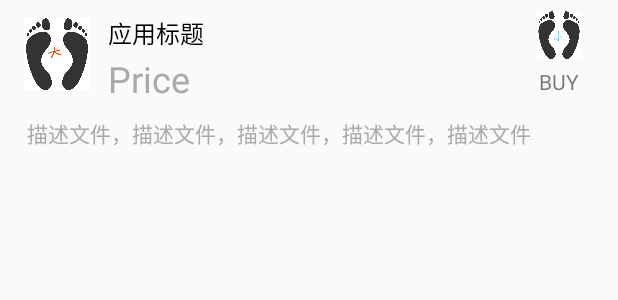
After one commit to ye0yeg/TheTWProjectDemo, an Android app: the layout item_shoes_info.xml on its own in the app's theme, with its tools: preview values and no code run, on a phone screen of 412 x 824 dp. The commit adds this screen. Shown: the top 300 px of the screen. Run offline under Robolectric (Android 15) with nearby library versions, the phone set to English and light mode, and no system bars.

Commit message:
添加数据。

```diff
--- a/app/src/main/java/gp/ye0yeg/thetwprojectdemo/activity/ShoesActivity.java
+++ b/app/src/main/java/gp/ye0yeg/thetwprojectdemo/activity/ShoesActivity.java
@@ -45,8 +45,8 @@ public class ShoesActivity extends AppCompatActivity {
         x.view().inject(this);
         mainTitle = UIUtils.getStringArr(R.array.main_titles);
         MainFragmentStatePagerAdapter adapter= new MainFragmentStatePagerAdapter(getSupportFragmentManager());
-//        vp_viewpager.setAdapter(adapter);
-        vp_viewpager.setAdapter(new HomeAdapter());
+        vp_viewpager.setAdapter(adapter);
+//        vp_viewpager.setAdapter(new HomeAdapter());
 //        psts_tabs.setViewPager(vp_viewpager);
     }
 
--- a/app/src/main/res/layout/activity_shoes.xml
+++ b/app/src/main/res/layout/activity_shoes.xml
@@ -14,6 +14,6 @@
             android:id="@+id/psts_shoes_pt"
             style="@style/pagertab_icon_style"
             android:layout_width="match_parent"
-            android:layout_height="wrap_content"></android.support.v4.view.PagerTabStrip>
+            android:layout_height="45dp"></android.support.v4.view.PagerTabStrip>
     </android.support.v4.view.ViewPager>
 </RelativeLayout>
--- /dev/null
+++ b/app/src/main/res/layout/item_shoes_info.xml
@@ -0,0 +1,108 @@
+<FrameLayout xmlns:android="http://schemas.android.com/apk/res/android"
+    android:layout_width="match_parent"
+    android:layout_height="match_parent"
+    android:paddingLeft="4dp"
+    android:paddingRight="4dp">
+
+    <LinearLayout
+        android:layout_width="match_parent"
+        android:layout_height="wrap_content"
+        android:orientation="vertical">
+
+        <!-- 图片标题下载区域 -->
+
+        <RelativeLayout
+            android:layout_width="match_parent"
+            android:layout_height="72dp">
+
+            <!-- 图片 -->
+
+            <ImageView
+                android:id="@+id/item_appinfo_iv_icon"
+                android:layout_width="48dp"
+                android:layout_height="48dp"
+                android:layout_centerVertical="true"
+                android:layout_marginLeft="10dp"
+                android:background="#00000000"
+                android:src="@mipmap/big" />
+
+            <!-- 文字部分 -->
+
+            <LinearLayout
+                android:layout_width="wrap_content"
+                android:layout_height="match_parent"
+                android:layout_centerVertical="true"
+                android:layout_marginLeft="10dp"
+                android:layout_toRightOf="@id/item_appinfo_iv_icon"
+                android:orientation="vertical">
+
+                <!-- 标题 -->
+
+                <TextView
+                    android:id="@+id/item_appinfo_tv_title"
+                    android:layout_width="wrap_content"
+                    android:layout_height="wrap_content"
+                    android:layout_marginTop="10dp"
+                    android:singleLine="true"
+                    android:text="应用标题"
+                    android:textColor="@android:color/black"
+                    android:textSize="16sp" />
+
+
+                <!-- Price -->
+
+                <TextView
+                    android:id="@+id/item_appinfo_tv_size"
+                    android:layout_width="wrap_content"
+                    android:layout_height="wrap_content"
+                    android:layout_marginTop="2dp"
+                    android:text="Price"
+                    android:textColor="@android:color/darker_gray"
+                    android:textSize="24sp" />
+            </LinearLayout>
+
+            <!-- Buy部分 -->
+
+            <LinearLayout
+                android:layout_width="70dp"
+                android:layout_height="match_parent"
+                android:layout_alignParentRight="true"
+                android:gravity="center"
+                android:orientation="vertical">
+
+                <ImageView
+                    android:layout_width="32dp"
+                    android:layout_height="32dp"
+                    android:src="@mipmap/little" />
+
+                <TextView
+                    android:layout_width="wrap_content"
+                    android:layout_height="wrap_content"
+                    android:layout_marginTop="5dp"
+                    android:text="BUY" />
+            </LinearLayout>
+        </RelativeLayout>
+
+        <View
+            android:layout_width="match_parent"
+            android:layout_height="0.5dp"
+            android:layout_marginLeft="10dp"
+            android:layout_marginRight="10dp" />
+
+        <!-- 描述部分 -->
+
+        <TextView
+            android:id="@+id/item_appinfo_tv_des"
+            android:layout_width="wrap_content"
+            android:layout_height="wrap_content"
+            android:layout_marginBottom="5dp"
+            android:layout_marginLeft="14dp"
+            android:layout_marginRight="14dp"
+            android:layout_marginTop="5dp"
+            android:ellipsize="end"
+            android:singleLine="true"
+            android:text="描述文件，描述文件，描述文件，描述文件，描述文件"
+            android:textColor="@android:color/darker_gray"
+            android:textSize="14sp" />
+    </LinearLayout>
+</FrameLayout>
```
Also changed, not shown: app/src/main/java/gp/ye0yeg/thetwprojectdemo/base/BaseHolder.java (added, +41 -0 lines), app/src/main/java/gp/ye0yeg/thetwprojectdemo/fragment/BaseFragment.java (added, +30 -0 lines), app/src/main/java/gp/ye0yeg/thetwprojectdemo/fragment/SportsFragment.java (+76 -2 lines), app/src/main/java/gp/ye0yeg/thetwprojectdemo/holder/PictureHolder.java (added, +72 -0 lines), app/src/main/java/gp/ye0yeg/thetwprojectdemo/holder/SportHolder.java (added, +50 -0 lines), app/src/main/res/layout/fragment_sport.xml (added, +7 -0 lines), app/src/main/res/layout/item_sport_picture.xml (added, +26 -0 lines), app/src/main/res/mipmap-xhdpi/Sport2.jpg (added), app/src/main/res/mipmap-xhdpi/Sport3.jpg (added), app/src/main/res/mipmap-xhdpi/Sport4.jpg (added), app/src/main/res/mipmap-xhdpi/Sport5.jpg (added), app/src/main/res/mipmap-xhdpi/Sport6.jpg (added), app/src/main/res/mipmap-xhdpi/sport1.jpg (added), app/src/main/res/mipmap-xhdpi/sport22.jpg (added).
